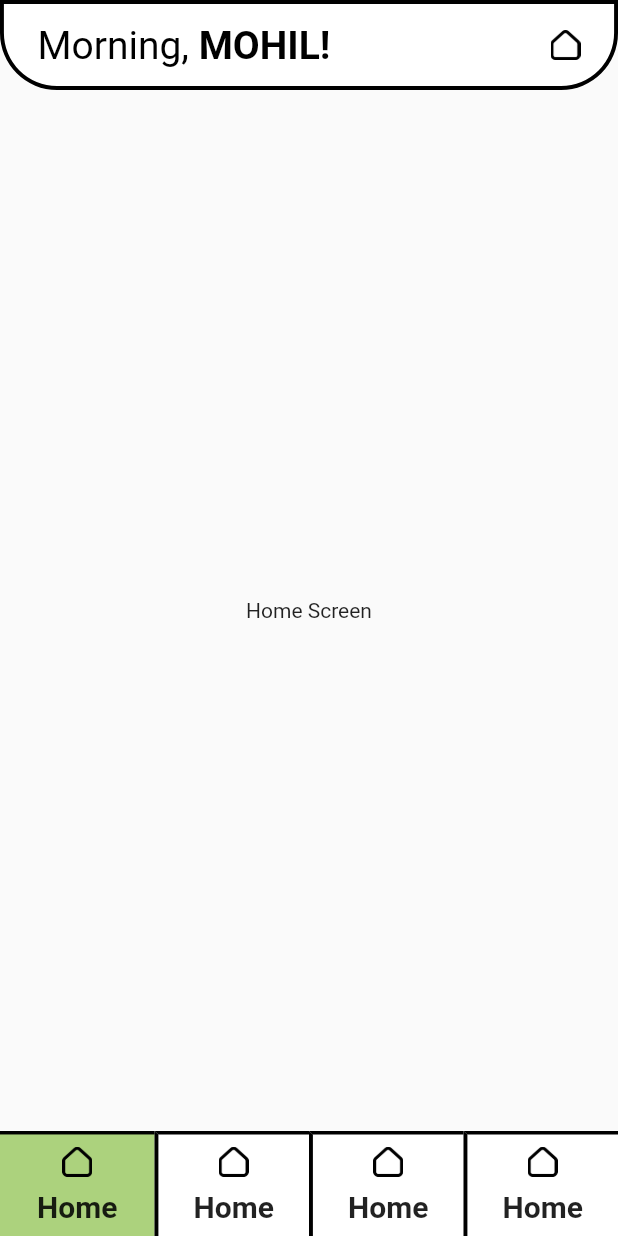
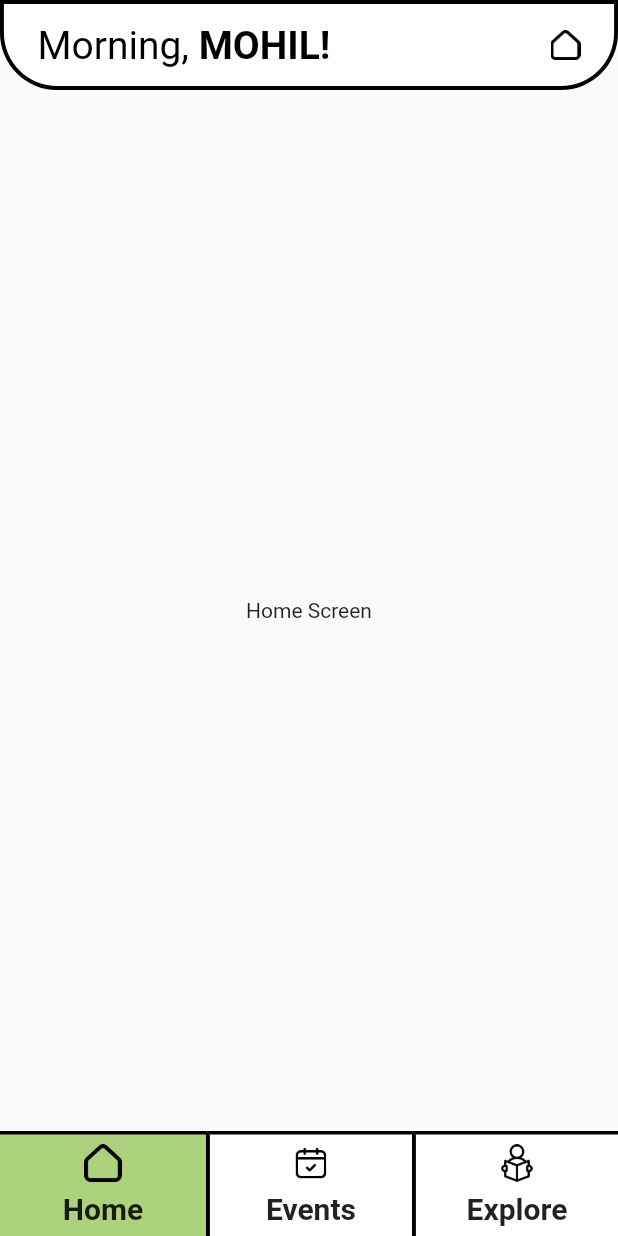
Before and after one commit to luciferro01/Eco-Club-RTU, a Flutter app: the screen it shows after launch, on a phone screen of 412 x 824 dp. Run offline on Flutter 3.47's test engine with Material 2 defaults, Android fonts, the phone set to English and light mode, and no system bars; our stand-ins replace flutter_riverpod.

Commit message:
Solving Bottom Navigation Bar Problem

```diff
--- a/lib/controllers/bottom_tab_bar_provider.dart
+++ b/lib/controllers/bottom_tab_bar_provider.dart
@@ -4,9 +4,9 @@ import 'package:flutter_riverpod/flutter_riverpod.dart';
 
 enum NavigationItem {
   Home,
-  Community,
+  Events,
+  // Community,
   Learn,
-  Events,
 }
 
 final currentNavItemProvider = StateProvider<NavigationItem>((ref) {
--- a/lib/utils/constants.dart
+++ b/lib/utils/constants.dart
@@ -18,3 +18,11 @@ class Constants {
   static const double defaultLineWeight = 2.6;
   static const double defaultRadius = 38;
 }
+
+class Assets {
+  static const String house = 'assets/bottomImages/house.png';
+  static const String events = 'assets/bottomImages/calendar-check.png';
+  static const String community = 'assets/bottomImages/community.png';
+  static const String learn = 'assets/bottomImages/reading-book.png';
+  static const String account = 'assets/bottomImages/account.png';
+}
--- a/lib/view/screens/mother.dart
+++ b/lib/view/screens/mother.dart
@@ -38,8 +38,8 @@ class MotherScreen extends StatelessWidget {
     switch (item) {
       case NavigationItem.Home:
         return const HomeScreen();
-      case NavigationItem.Community:
-        return const CommunityScreen();
+      // case NavigationItem.Community:
+      //   return const CommunityScreen();
       case NavigationItem.Events:
         return const EventScreen();
       case NavigationItem.Learn:
--- a/lib/view/widgets/custom_bottom_navigation_bar.dart
+++ b/lib/view/widgets/custom_bottom_navigation_bar.dart
@@ -14,8 +14,14 @@ class CustomBottomNavigationBar extends StatelessWidget {
     super.key,
   });
 
-  Widget customNavigatioBarItem(
-      String label, String image, bool isUtmostLeft, bool isSelected) {
+  static const List<Map<String, String>> bottomNavBarItems = [
+    {'image': Assets.house, 'label': 'Home'},
+    {'image': Assets.events, 'label': 'Events'},
+    // {'image': Assets.community, 'label': 'Community'},
+    {'image': Assets.learn, 'label': 'Explore'},
+  ];
+
+  Widget customNavigatioBarItem(bool isUtmostLeft, bool isSelected, int index) {
     return Container(
       decoration: BoxDecoration(
         color: isSelected
@@ -35,16 +41,18 @@ class CustomBottomNavigationBar extends StatelessWidget {
         mainAxisAlignment: MainAxisAlignment.spaceEvenly,
         crossAxisAlignment: CrossAxisAlignment.center,
         children: [
-          const Image(
-            image: AssetImage('assets/bottomImages/house.png'),
-            height: 20,
-            width: 20,
+          Image(
+            image: AssetImage(bottomNavBarItems[index]['image']!),
+            height: 25,
+            width: 25,
           ),
-          Text(
-            label,
+          FittedBox(
+            child: Text(
+              bottomNavBarItems[index]['label']!,
               style: const TextStyle(
                 fontWeight: FontWeight.bold,
                 fontSize: 20,
+              ),
             ),
           )
         ],
@@ -57,18 +65,36 @@ class CustomBottomNavigationBar extends StatelessWidget {
     return Row(
       mainAxisAlignment: MainAxisAlignment.spaceEvenly,
       children: [
-        ...items.map(
-          (e) => Expanded(
+        // ...items.map(
+        //   (e) => Expanded(
+        //     child: InkWell(
+        //       onTap: () {
+        //         return onTap(e);
+        //       },
+        //       splashColor: Colors.transparent,
+        //       child: customNavigatioBarItem(
+        //         items.first == e ? true : false,
+        //         e == selectedItem,
+        //       ),
+        //     ),
+        //   ),
+        // ),
+
+        ...items.asMap().keys.map(
+          (index) {
+            var e = items[index];
+            return Expanded(
               child: InkWell(
                 onTap: () {
                   return onTap(e);
                 },
                 splashColor: Colors.transparent,
-              child: customNavigatioBarItem('Home', '',
-                  items.first == e ? true : false, e == selectedItem),
+                child: customNavigatioBarItem(
+                    items.first == e ? true : false, e == selectedItem, index),
               ),
-          ),
-        ),
+            );
+          },
+        )
       ],
     );
   }
```
Lines whose indentation alone changed are shown as unchanged.
